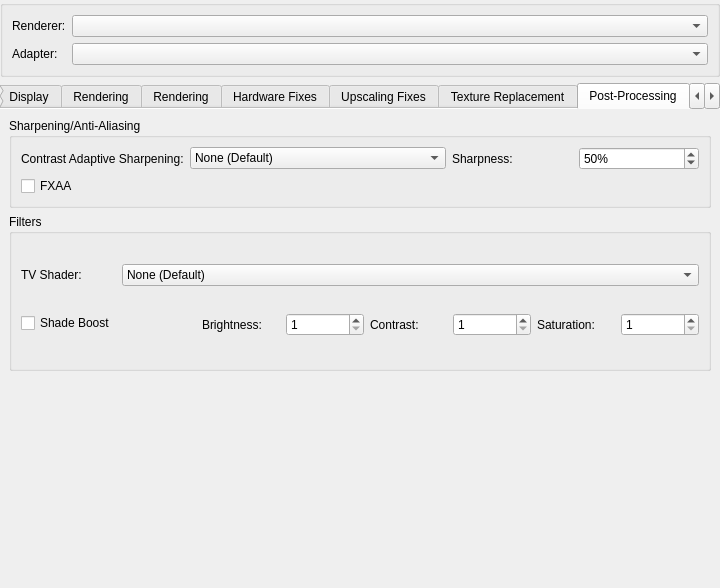
The window that pcsx2-qt/Settings/GraphicsSettingsWidget.ui (PCSX2/pcsx2) describes before a commit, drawn with Qt 5.
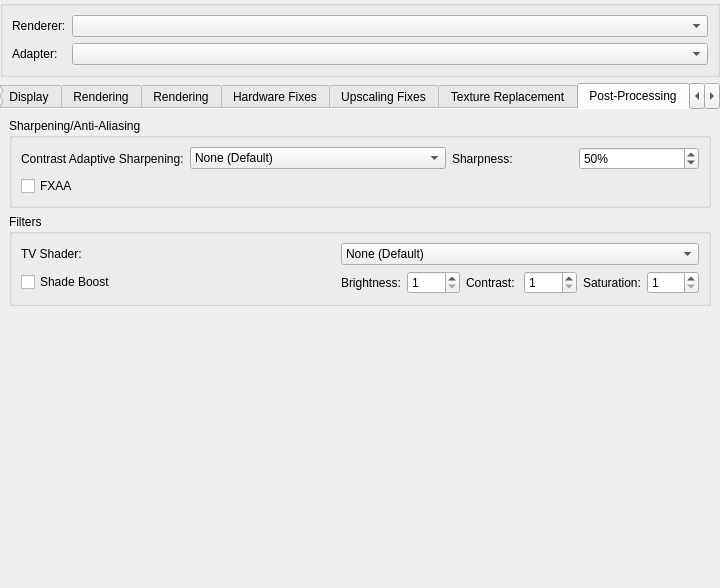
The same window after the commit. The open tabs and pages were chosen to show the change.

Commit message: Qt: Tidy up post processing section

```diff
--- a/pcsx2-qt/Settings/GraphicsSettingsWidget.ui
+++ b/pcsx2-qt/Settings/GraphicsSettingsWidget.ui
@@ -1338,7 +1338,7 @@
          <property name="title">
           <string>Filters</string>
          </property>
-         <layout class="QFormLayout" name="formLayout_5">
+         <layout class="QGridLayout" name="gridLayout_4">
           <item row="0" column="0">
            <widget class="QLabel" name="tvShaderLabel">
             <property name="text">
@@ -1398,33 +1398,7 @@
            </widget>
           </item>
           <item row="1" column="1">
-           <layout class="QHBoxLayout" name="horizontalLayout_4">
-            <item>
-             <spacer name="horizontalSpacer">
-              <property name="orientation">
-               <enum>Qt::Orientation::Vertical</enum>
-              </property>
-              <property name="sizeHint" stdset="0">
-               <size>
-                <width>40</width>
-                <height>20</height>
-               </size>
-              </property>
-             </spacer>
-            </item>
-            <item>
-             <spacer name="horizontalSpacer">
-              <property name="orientation">
-               <enum>Qt::Orientation::Vertical</enum>
-              </property>
-              <property name="sizeHint" stdset="0">
-               <size>
-                <width>40</width>
-                <height>20</height>
-               </size>
-              </property>
-             </spacer>
-            </item>
+           <layout class="QHBoxLayout" name="shadeBoostLayout">
             <item>
              <widget class="QLabel" name="brightnessLabel">
               <property name="text">
```
Left out of the diff: 107 changed lines with no effect on the pictures.
